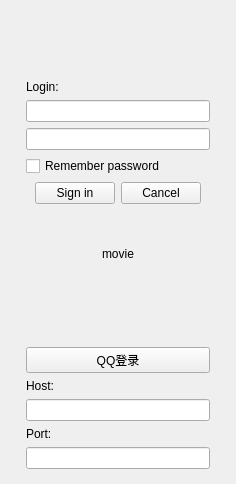
Old version of the form mainDialog.ui in the repository easyiotmaster/easyapp.
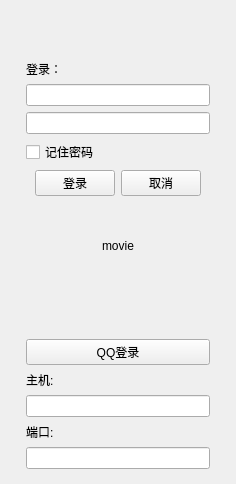
New version of the form. Icons and pictures are not drawn. Custom widgets are drawn as their Qt base class.

```diff
--- a/mainDialog.ui
+++ b/mainDialog.ui
@@ -176,7 +176,7 @@
        <item>
         <widget class="QLabel" name="label_3">
          <property name="text">
-          <string>Login:</string>
+          <string>登录：</string>
          </property>
         </widget>
        </item>
@@ -200,7 +200,7 @@
        <item>
         <widget class="QCheckBox" name="checkBox_rememberPasswd">
          <property name="text">
-          <string>Remember password</string>
+          <string>记住密码</string>
          </property>
         </widget>
        </item>
@@ -222,14 +222,14 @@
          <item>
           <widget class="QPushButton" name="pushButton_signIn">
            <property name="text">
-            <string>Sign in</string>
+            <string>登录</string>
            </property>
           </widget>
          </item>
          <item>
           <widget class="QPushButton" name="pushButton_cancel">
            <property name="text">
-            <string>Cancel</string>
+            <string>取消</string>
            </property>
           </widget>
          </item>
@@ -374,7 +374,7 @@
        <item>
         <widget class="QLabel" name="label_4">
          <property name="text">
-          <string>Host:</string>
+          <string>主机:</string>
          </property>
         </widget>
        </item>
@@ -384,7 +384,7 @@
        <item>
         <widget class="QLabel" name="label_5">
          <property name="text">
-          <string>Port:</string>
+          <string>端口:</string>
          </property>
         </widget>
        </item>
```
Left out of the diff: 2 changed lines with no effect on the pictures.
